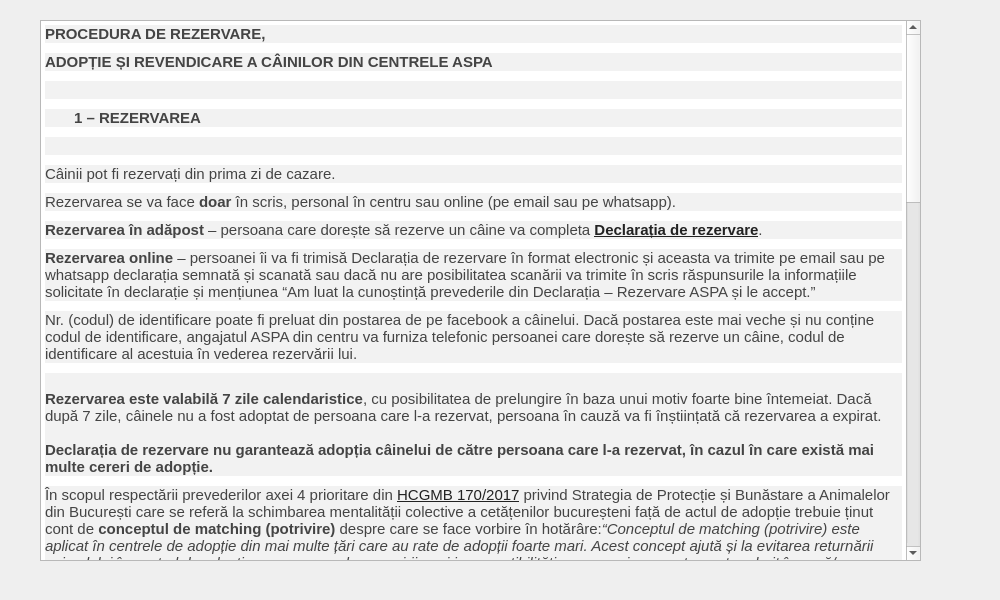
Old version of the form adoptareinfo.ui in the repository ericktudor/ASPA.
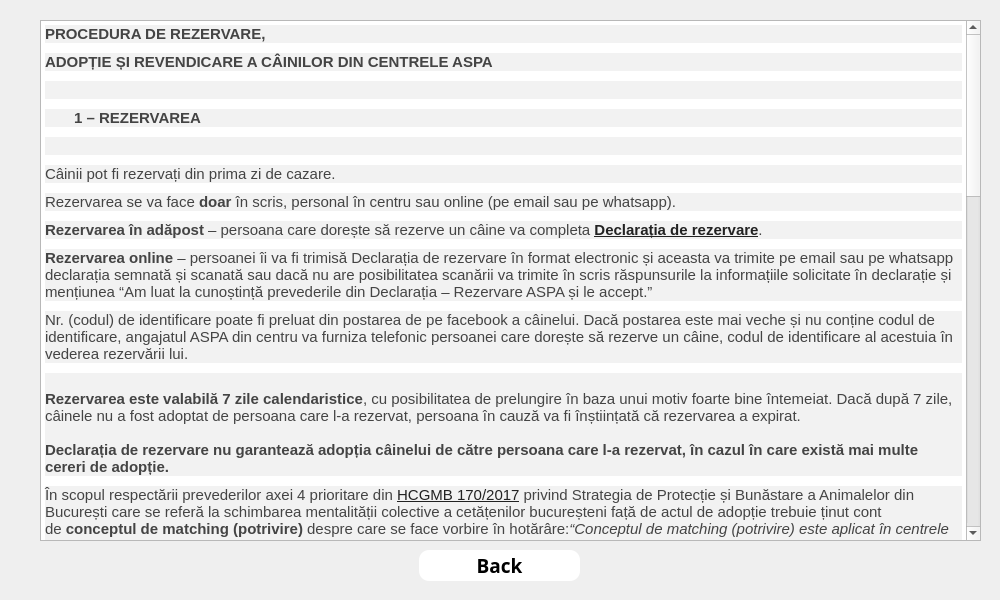
New version of the form. Icons and pictures are not drawn.

Patch:
```diff
--- a/adoptareinfo.ui
+++ b/adoptareinfo.ui
@@ -25,8 +25,8 @@
     <rect>
      <x>40</x>
      <y>20</y>
-     <width>881</width>
-     <height>541</height>
+     <width>941</width>
+     <height>521</height>
     </rect>
    </property>
    <property name="html">
@@ -100,6 +100,38 @@
 &lt;p style=&quot; margin-top:0px; margin-bottom:10px; margin-left:0px; margin-right:0px; -qt-block-indent:0; text-indent:0px; background-color:#f2f2f2;&quot;&gt;&lt;span style=&quot; font-family:'Merriweather'; font-size:15px; color:#444444; background-color:#f2f2f2;&quot;&gt; &lt;/span&gt;&lt;/p&gt;&lt;/body&gt;&lt;/html&gt;</string>
    </property>
   </widget>
+  <widget class="QPushButton" name="pushButton">
+   <property name="geometry">
+    <rect>
+     <x>419</x>
+     <y>550</y>
+     <width>161</width>
+     <height>31</height>
+    </rect>
+   </property>
+   <property name="minimumSize">
+    <size>
+     <width>80</width>
+     <height>0</height>
+    </size>
+   </property>
+   <property name="font">
+    <font>
+     <family>Segoe UI Black</family>
+     <pointsize>14</pointsize>
+     <bold>true</bold>
+    </font>
+   </property>
+   <property name="styleSheet">
+    <string notr="true">#pushButton{
+	background-color: rgb(255, 255, 255);
+border-radius:10px;
+}</string>
+   </property>
+   <property name="text">
+    <string>Back</string>
+   </property>
+  </widget>
  </widget>
  <resources/>
  <connections/>
```
